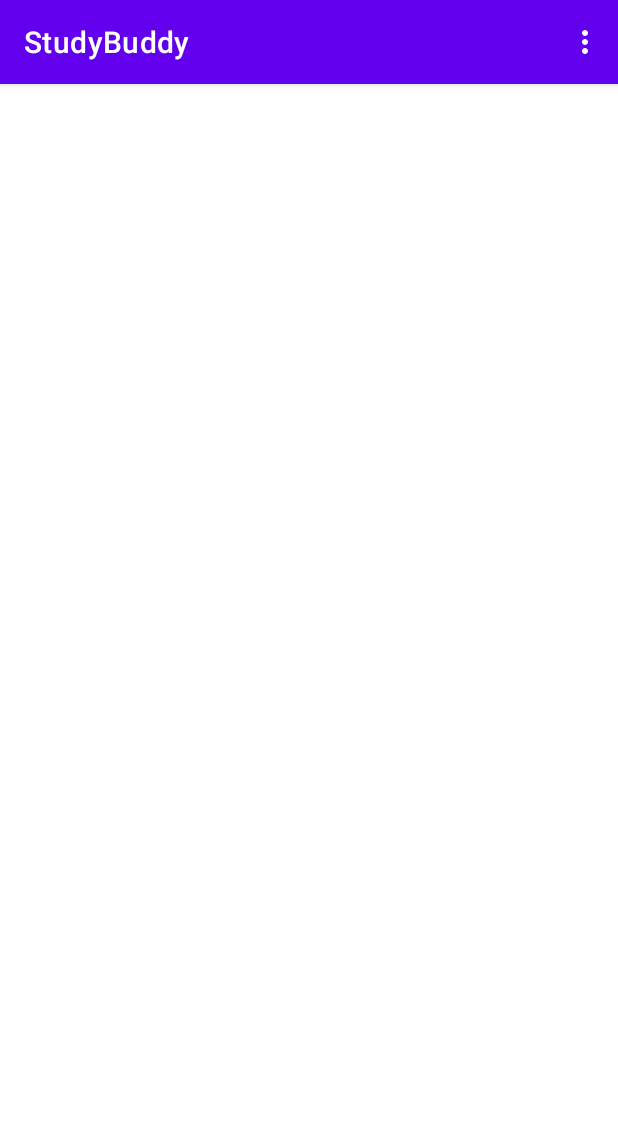
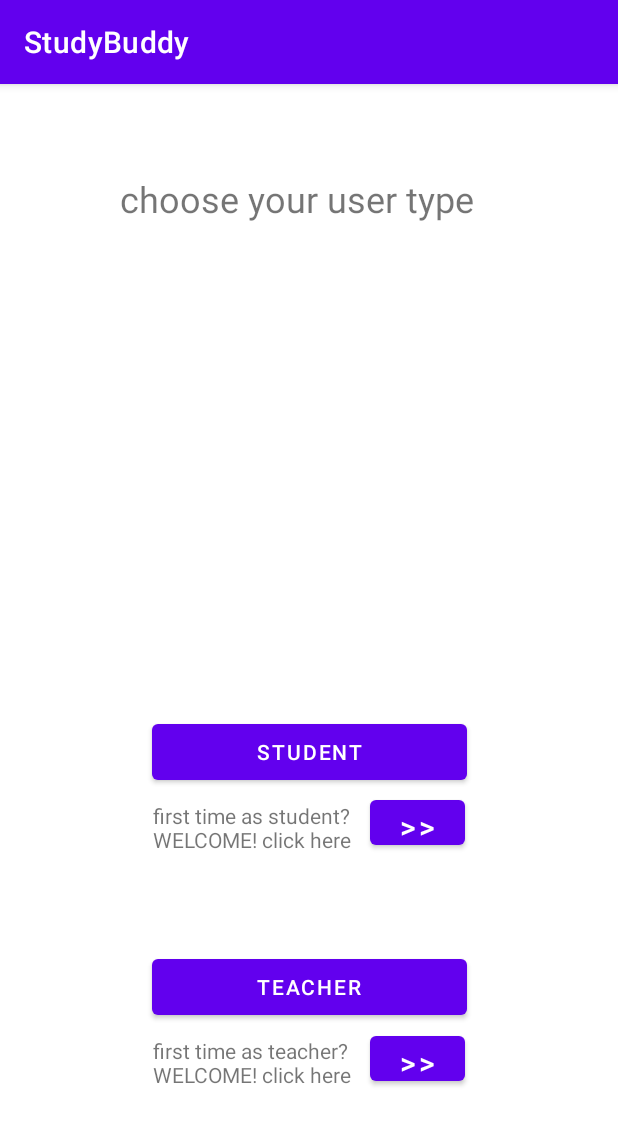
Before and after one commit to Esther-Bi/Study-Buddy-App, an Android app: the screen it shows after launch once a user with an empty profile is signed in (HomeActivity before the commit, ChooseUserActivity after it), on a phone screen of 412 x 824 dp. Shown: the top 1125 px of the screen. Run offline under Robolectric (Android 15) with nearby library versions, the phone set to English and light mode, and no system bars; our stand-ins replace Firebase (no records; nobody signed in at launch, a user with empty details on screens opened directly).

Commit message:
add option to sign in as teacher or student

```diff
--- a/app/src/main/java/com/example/studybuddy/ChooseUserActivity.java
+++ b/app/src/main/java/com/example/studybuddy/ChooseUserActivity.java
@@ -23,8 +23,7 @@ public class ChooseUserActivity extends AppCompatActivity {
 
     private FirebaseAuth auth;
     private FirebaseFirestore database;
-    Button sign_as_student;
-    Button sign_as_teacher;
+    Button sign_as_student , sign_as_teacher , first_sign_as_student , first_sign_as_teacher;
 
     @Override
     protected void onCreate(Bundle savedInstanceState) {
@@ -33,6 +32,8 @@ public class ChooseUserActivity extends AppCompatActivity {
 
         sign_as_student = findViewById(R.id.sign_as_student);
         sign_as_teacher = findViewById(R.id.sign_as_teacher);
+        first_sign_as_student = findViewById(R.id.first_sign_as_student);
+        first_sign_as_teacher = findViewById(R.id.first_sign_as_teacher);
 
         sign_as_student.setOnClickListener(v -> {
             startActivity(new Intent(ChooseUserActivity.this, StudentHomeActivity.class));
@@ -42,5 +43,13 @@ public class ChooseUserActivity extends AppCompatActivity {
             startActivity(new Intent(ChooseUserActivity.this, HomeActivity.class));
         });
 
+        first_sign_as_student.setOnClickListener(v -> {
+            startActivity(new Intent(ChooseUserActivity.this, ProfileActivity.class));
+        });
+
+        first_sign_as_teacher.setOnClickListener(v -> {
+            startActivity(new Intent(ChooseUserActivity.this, ProfileActivity.class));
+        });
+
     }
 }
--- a/app/src/main/java/com/example/studybuddy/ProfileActivity.java
+++ b/app/src/main/java/com/example/studybuddy/ProfileActivity.java
@@ -95,7 +95,8 @@ public class ProfileActivity extends AppCompatActivity {
                 auth = FirebaseAuth.getInstance();
                 FirebaseFirestore database;
                 database = FirebaseFirestore.getInstance();
-                updateProfile(textName, textDegree, textYear, auth, database);
+                updateProfile(textName, textYear, textDegree, auth, database);
+                startActivity(new Intent(this, HomeActivity.class));
             }
         });
     }
--- a/app/src/main/res/layout/activity_choose_user.xml
+++ b/app/src/main/res/layout/activity_choose_user.xml
@@ -8,34 +8,85 @@
 
     <Button
         android:id="@+id/sign_as_student"
-        android:layout_width="wrap_content"
-        android:layout_height="wrap_content"
-        android:layout_marginTop="140dp"
+        android:layout_width="210dp"
+        android:layout_height="49dp"
+        android:layout_marginTop="328dp"
         android:text="STUDENT"
-        app:layout_constraintBottom_toTopOf="@+id/sign_as_teacher"
         app:layout_constraintEnd_toEndOf="parent"
         app:layout_constraintStart_toStartOf="parent"
         app:layout_constraintTop_toBottomOf="@+id/user_type" />
 
     <Button
         android:id="@+id/sign_as_teacher"
-        android:layout_width="wrap_content"
-        android:layout_height="wrap_content"
+        android:layout_width="210dp"
+        android:layout_height="49dp"
+        android:layout_marginTop="64dp"
         android:text="TEACHER"
-        app:layout_constraintBottom_toBottomOf="parent"
         app:layout_constraintEnd_toEndOf="parent"
         app:layout_constraintStart_toStartOf="parent"
-        app:layout_constraintTop_toBottomOf="@+id/sign_as_student" />
+        app:layout_constraintTop_toBottomOf="@+id/first_student_text" />
 
     <TextView
         android:id="@+id/user_type"
         android:layout_width="wrap_content"
         android:layout_height="wrap_content"
-        android:layout_marginTop="140dp"
+        android:layout_marginTop="60dp"
+        android:text="choose your user type"
         android:textSize="24dp"
-        android:text="choose your user type"
         app:layout_constraintBottom_toTopOf="@id/sign_as_student"
         app:layout_constraintEnd_toEndOf="parent"
+        app:layout_constraintHorizontal_bias="0.454"
         app:layout_constraintStart_toStartOf="parent"
         app:layout_constraintTop_toTopOf="parent" />
+
+    <TextView
+        android:id="@+id/first_student_text"
+        android:layout_width="wrap_content"
+        android:layout_height="wrap_content"
+        android:layout_marginStart="90dp"
+        android:layout_marginTop="8dp"
+        android:text="first time as student?\nWELCOME! click here"
+        app:layout_constraintEnd_toStartOf="@+id/first_sign_as_student"
+        app:layout_constraintStart_toStartOf="parent"
+        app:layout_constraintTop_toBottomOf="@+id/sign_as_student" />
+
+    <Button
+        android:id="@+id/first_sign_as_student"
+        android:layout_width="63dp"
+        android:layout_height="42dp"
+        android:layout_marginTop="1dp"
+        android:layout_marginEnd="90dp"
+        android:text=">>"
+        android:textSize="20dp"
+        app:layout_constraintBottom_toTopOf="@+id/sign_as_teacher"
+        app:layout_constraintEnd_toEndOf="parent"
+        app:layout_constraintStart_toEndOf="@+id/first_student_text"
+        app:layout_constraintTop_toBottomOf="@+id/sign_as_student"
+        app:layout_constraintVertical_bias="0.0" />
+
+    <TextView
+        android:id="@+id/first_teacher_text"
+        android:layout_width="wrap_content"
+        android:layout_height="wrap_content"
+        android:layout_marginStart="90dp"
+        android:layout_marginTop="8dp"
+        android:text="first time as teacher?\nWELCOME! click here"
+        app:layout_constraintEnd_toStartOf="@+id/first_sign_as_teacher"
+        app:layout_constraintStart_toStartOf="parent"
+        app:layout_constraintTop_toBottomOf="@+id/sign_as_teacher" />
+
+    <Button
+        android:id="@+id/first_sign_as_teacher"
+        android:layout_width="63dp"
+        android:layout_height="42dp"
+        android:layout_marginTop="2dp"
+        android:layout_marginEnd="90dp"
+        android:text=">>"
+        android:textSize="20dp"
+        app:layout_constraintBottom_toBottomOf="parent"
+        app:layout_constraintEnd_toEndOf="parent"
+        app:layout_constraintStart_toEndOf="@+id/first_teacher_text"
+        app:layout_constraintTop_toBottomOf="@+id/sign_as_teacher"
+        app:layout_constraintVertical_bias="0.0" />
+
 </androidx.constraintlayout.widget.ConstraintLayout>
```
Also changed, not shown: app/src/main/java/com/example/studybuddy/MainActivity.java (+4 -12 lines), app/src/main/res/layout/activity_student_home.xml (+10 -0 lines).
